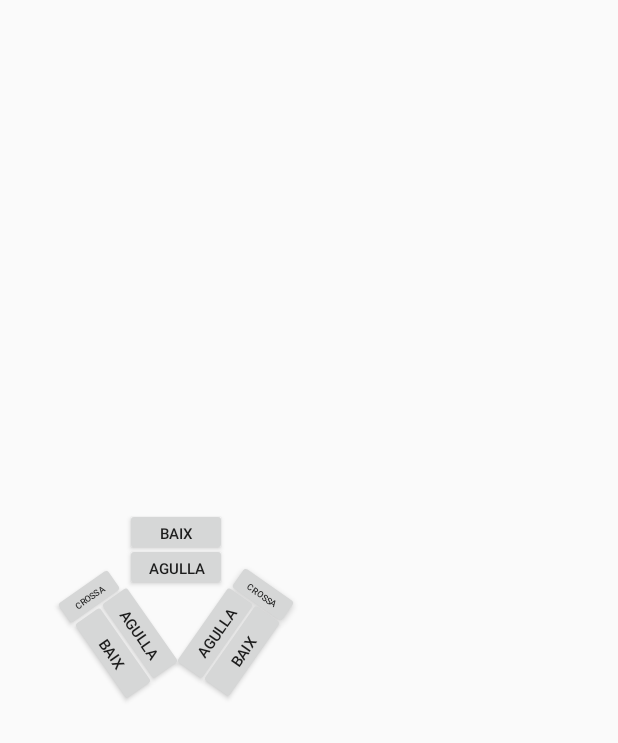
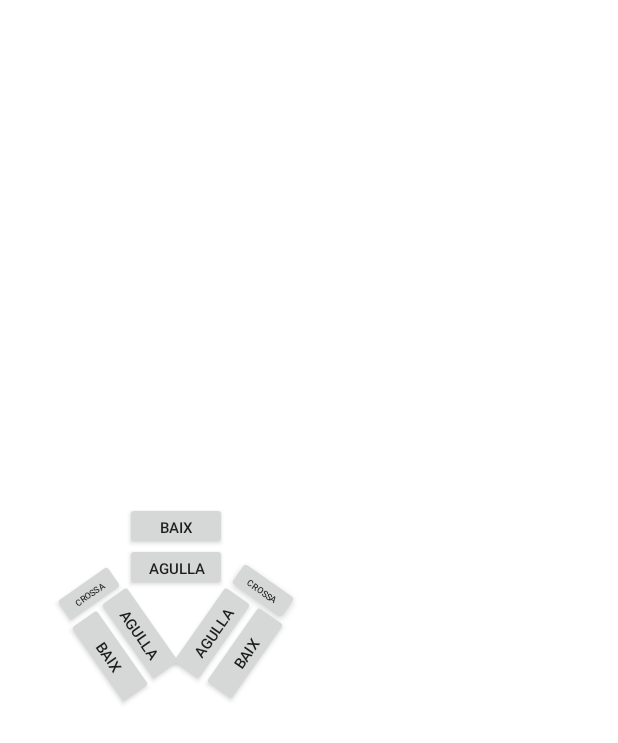
Before and after one commit to rubenniki/Castepinyes, an Android app: the layout fragment_fragment_pinyes_tresdecinc.xml on its own in the app's theme, with its tools: preview values and no code run, on a phone screen of 412 x 824 dp. Shown: the top 743 px of the screen. Run offline under Robolectric (Android 15) with nearby library versions, the phone set to English and light mode, and no system bars.

Commit message:
pinya de 3 arreglada

```diff
--- a/app/src/main/res/layout/fragment_fragment_pinyes_tresdecinc.xml
+++ b/app/src/main/res/layout/fragment_fragment_pinyes_tresdecinc.xml
@@ -3,7 +3,8 @@
     xmlns:tools="http://schemas.android.com/tools"
     android:layout_width="match_parent"
     android:layout_height="match_parent"
-    tools:context="layout.fragment_pinyes_tresdecinc">
+    tools:context="layout.fragment_pinyes_tresdecinc"
+    android:background="@color/blanc">
 
     <!-- TODO: Update blank fragment layout -->
 
@@ -26,7 +27,7 @@
             android:layout_width="@dimen/width_pinya_button"
             android:layout_height="@dimen/heigth_pinya_button"
             android:layout_marginStart="176dp"
-            android:layout_marginTop="28dp"
+            android:layout_marginTop="24dp"
             android:text="@string/baix"
             android:textAlignment="center"
             android:textSize="@dimen/size_buton_pinya"
@@ -37,8 +38,8 @@
             android:id="@+id/Baix_derecha"
             android:layout_width="@dimen/width_pinya_button"
             android:layout_height="@dimen/heigth_pinya_button"
-            android:layout_marginStart="220dp"
-            android:layout_marginTop="24dp"
+            android:layout_marginStart="222dp"
+            android:layout_marginTop="25dp"
             android:rotation="-55"
             android:text="@string/baix"
             android:textAlignment="center"
@@ -50,8 +51,8 @@
             android:id="@+id/Baix_izquierda"
             android:layout_width="@dimen/width_pinya_button"
             android:layout_height="@dimen/heigth_pinya_button"
-            android:layout_marginStart="134dp"
-            android:layout_marginTop="25dp"
+            android:layout_marginStart="132dp"
+            android:layout_marginTop="27dp"
             android:rotation="55"
             android:text="@string/baix"
             android:textAlignment="center"
@@ -101,7 +102,7 @@
             android:id="@+id/Crosa_dreta_arriba"
             android:layout_width="48dp"
             android:layout_height="27dp"
-            android:layout_marginBottom="40dp"
+            android:layout_marginBottom="44dp"
             android:layout_marginStart="244dp"
             android:rotation="35"
             android:text="@string/crossa"
@@ -114,7 +115,7 @@
             android:id="@+id/Crosa_izquierda_arriba"
             android:layout_width="48dp"
             android:layout_height="27dp"
-            android:layout_marginBottom="40dp"
+            android:layout_marginBottom="44dp"
             android:layout_marginStart="128dp"
             android:rotation="-35"
             android:text="@string/crossa"
```
